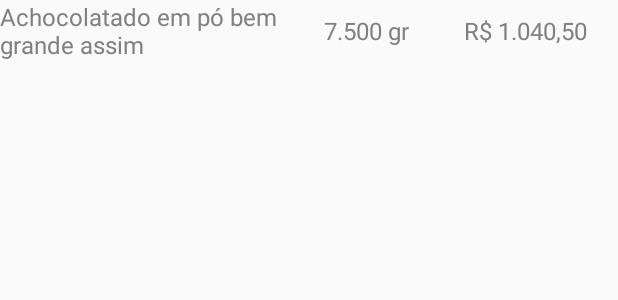
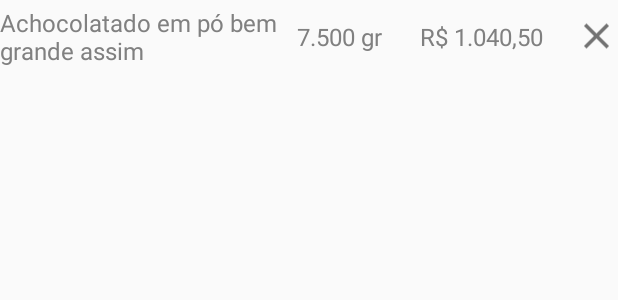
Before and after one commit to RodrigoNorio/construcao_software, an Android app: the layout itemlist_recurso_compra_resumo.xml on its own in the app's theme, with its tools: preview values and no code run, on a phone screen of 412 x 824 dp. Shown: the top 300 px of the screen. Run offline under Robolectric (Android 15) with nearby library versions, the light colour scheme and no system bars.

Commit message:
implementada função de deletar itens no registro de compras

```diff
--- a/app/src/main/java/com/example/trabalhocs/Adapter/AdapterListaCompra.java
+++ b/app/src/main/java/com/example/trabalhocs/Adapter/AdapterListaCompra.java
@@ -7,6 +7,7 @@ import android.view.ViewGroup;
 import android.widget.TextView;
 
 import androidx.annotation.NonNull;
+import androidx.appcompat.widget.AppCompatImageButton;
 import androidx.recyclerview.widget.RecyclerView;
 
 import com.example.trabalhocs.Controller.EstoqueController;
@@ -45,6 +46,8 @@ public class AdapterListaCompra extends RecyclerView.Adapter<AdapterListaCompra.
         holder.tvNome.setText(recursoCompraItemView.getRecurso().getNome());
         holder.tvQuantidade.setText(recursoCompraItemView.getQuantidadeText(context));
         holder.tvValor.setText(recursoCompraItemView.getValorText());
+
+        holder.btnRemover.setOnClickListener(v -> controller.removeRecursoCompra(recursoCompraItemView));
     }
 
     @Override
@@ -62,6 +65,9 @@ public class AdapterListaCompra extends RecyclerView.Adapter<AdapterListaCompra.
         @BindView(R.id.tv_valor)
         TextView tvValor;
 
+        @BindView(R.id.btn_remover)
+        AppCompatImageButton btnRemover;
+
         CustomViewHolder(View view) {
             super(view);
             ButterKnife.bind(this, view);
--- a/app/src/main/res/layout/activity_registrar_compra.xml
+++ b/app/src/main/res/layout/activity_registrar_compra.xml
@@ -46,7 +46,7 @@
         android:layout_marginTop="15dp"
         app:cardCornerRadius="10dp"
         app:layout_constraintEnd_toEndOf="parent"
-        app:layout_constraintHeight_percent="0.75"
+        app:layout_constraintHeight_percent="0.8"
         app:layout_constraintStart_toStartOf="parent"
         app:layout_constraintTop_toBottomOf="@id/tv_titulo"
         app:layout_constraintWidth_percent="0.94">
--- a/app/src/main/res/layout/itemlist_recurso_compra_resumo.xml
+++ b/app/src/main/res/layout/itemlist_recurso_compra_resumo.xml
@@ -16,7 +16,7 @@
         app:layout_constraintBottom_toBottomOf="parent"
         app:layout_constraintStart_toStartOf="parent"
         app:layout_constraintTop_toTopOf="parent"
-        app:layout_constraintWidth_percent="0.5" />
+        app:layout_constraintWidth_percent="0.48" />
 
     <TextView
         android:id="@+id/tv_quantidade"
@@ -37,8 +37,21 @@
         android:layout_height="wrap_content"
         android:text="R$ 1.040,50"
         app:layout_constraintBottom_toBottomOf="parent"
-        app:layout_constraintEnd_toEndOf="parent"
+        app:layout_constraintEnd_toStartOf="@id/btn_remover"
         app:layout_constraintTop_toTopOf="parent"
         app:layout_constraintWidth_percent="0.25" />
 
+    <androidx.appcompat.widget.AppCompatImageButton
+        android:id="@+id/btn_remover"
+        android:layout_width="0dp"
+        android:layout_height="match_parent"
+        android:background="@android:color/transparent"
+        android:scaleType="fitCenter"
+        android:src="@drawable/ic_fechar"
+        android:tint="@color/cinza"
+        app:layout_constraintBottom_toBottomOf="parent"
+        app:layout_constraintEnd_toEndOf="parent"
+        app:layout_constraintTop_toTopOf="parent"
+        app:layout_constraintWidth_percent="0.07" />
+
 </androidx.constraintlayout.widget.ConstraintLayout>
```
Also changed, not shown: app/src/main/java/com/example/trabalhocs/View/RegistrarCompraActivity.java (+9 -3 lines).
